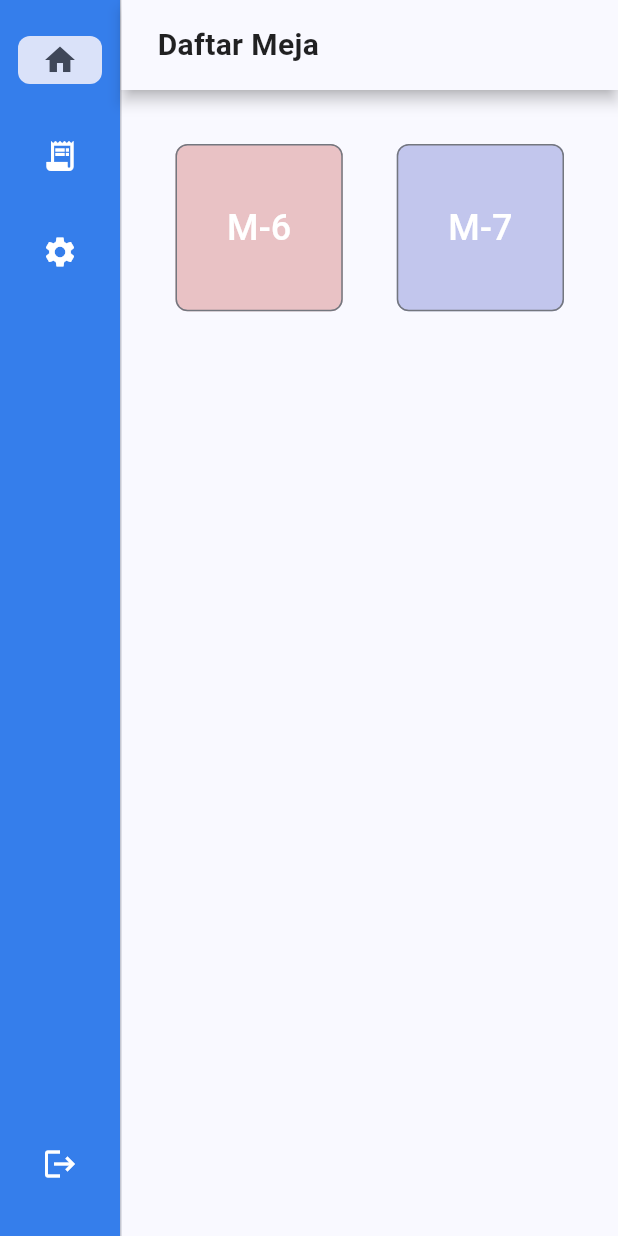
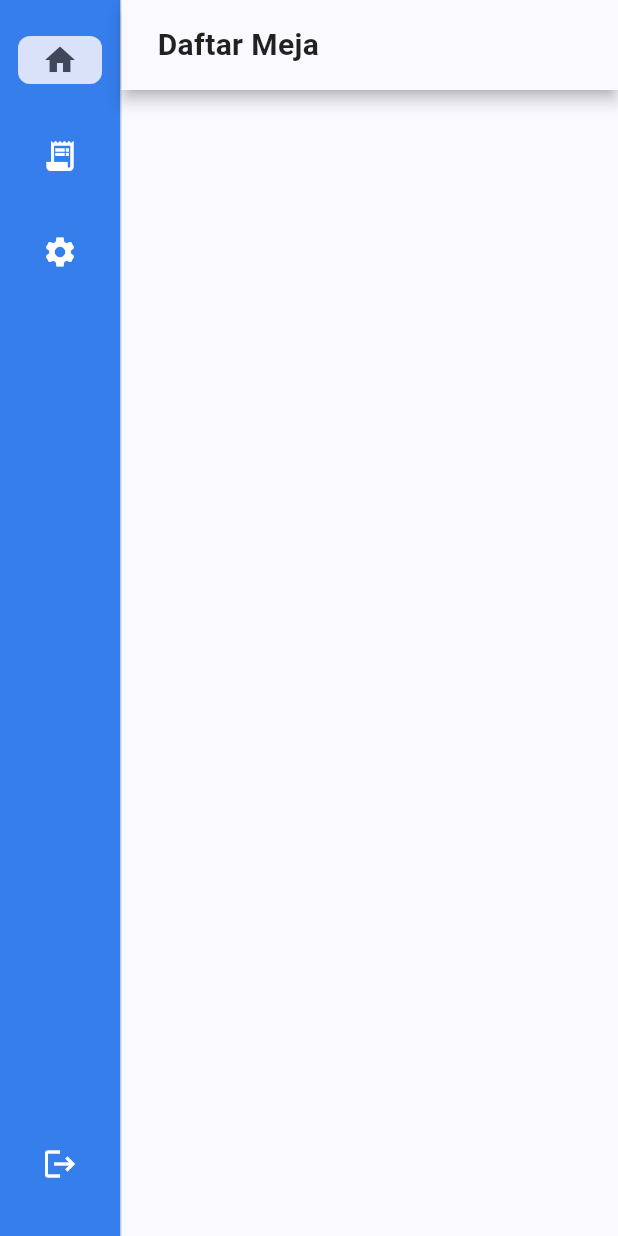
Before and after one commit to Prawirdani/pui-client-mobile, a Flutter app: the Main screen opened by its route, on a phone screen of 412 x 824 dp. Run offline on Flutter 3.47's test engine with Material 3 defaults, Android fonts, the phone set to English and light mode, and no system bars; our stand-ins replace shared_preferences; accounts and stored records are empty; network calls fail.

Commit message:
rm dummy tables

```diff
--- a/lib/pages/home_page.dart
+++ b/lib/pages/home_page.dart
@@ -47,8 +47,6 @@ class MejaGrid extends StatelessWidget {
 
   @override
   Widget build(BuildContext context) {
-    var dummyMeja1 = Meja(id: 1, nomor: "M-6", status: "Terisi");
-    var dummyMeja2 = Meja(id: 2, nomor: "M-7", status: "Reserved");
     final screenWidth = MediaQuery.of(context).size.width;
     final crossAxisCount = (screenWidth / 200).floor();
     return Expanded(
@@ -58,8 +56,6 @@ class MejaGrid extends StatelessWidget {
         crossAxisSpacing: 36,
         children: [
           ...listMeja.map((m) => MejaCard(m: m)),
-          MejaCard(m: dummyMeja1),
-          MejaCard(m: dummyMeja2),
         ],
       ),
     );
```
